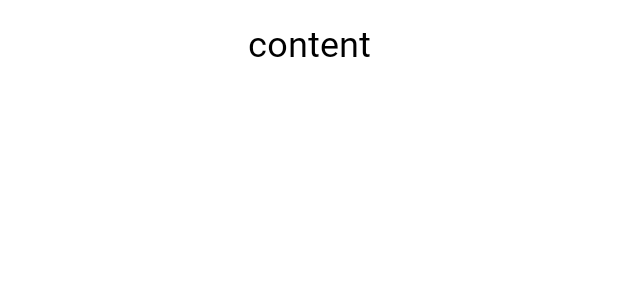
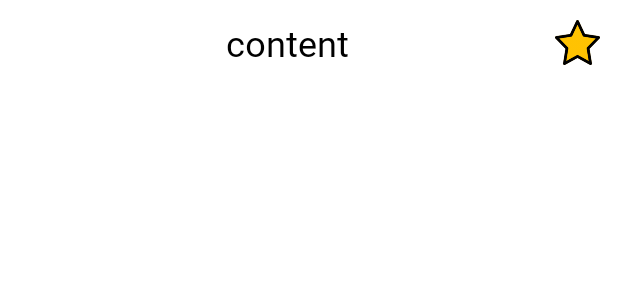
Before and after one commit to Hwang-Jongwon/CatchSound, an Android app: the layout activity_item.xml on its own in the app's theme, with its tools: preview values and no code run, on a phone screen of 412 x 824 dp. Shown: the top 300 px of the screen. Run offline under Robolectric (Android 15) with nearby library versions, the phone set to English and light mode, and no system bars.

Commit message:
즐겨찾기 기능 구현(미완)

```diff
--- a/app/src/main/java/com/example/catchsound/MainActivity.java
+++ b/app/src/main/java/com/example/catchsound/MainActivity.java
@@ -1,5 +1,6 @@
 package com.example.catchsound;
 
+import androidx.appcompat.app.ActionBar;
 import androidx.appcompat.app.AppCompatActivity;
 
 import android.content.Intent;
@@ -13,7 +14,8 @@ public class MainActivity extends AppCompatActivity {
     protected void onCreate(Bundle savedInstanceState) {
         super.onCreate(savedInstanceState);
         setContentView(R.layout.activity_main);
-
+        ActionBar ab = getSupportActionBar() ;
+        ab.hide();
         Button btn = findViewById(R.id.button);
         btn.setOnClickListener(new View.OnClickListener() {
 
--- a/app/src/main/java/com/example/catchsound/PronounceActivity.java
+++ b/app/src/main/java/com/example/catchsound/PronounceActivity.java
@@ -25,6 +25,7 @@ import android.widget.ImageButton;
 import android.widget.Spinner;
 import android.widget.TextView;
 
+import androidx.appcompat.app.ActionBar;
 import androidx.appcompat.app.AppCompatActivity;
 import androidx.core.app.ActivityCompat;
 import androidx.core.content.ContextCompat;
@@ -129,6 +130,8 @@ public class PronounceActivity extends AppCompatActivity {
     protected void onCreate(Bundle savedInstanceState) {
         super.onCreate(savedInstanceState);
         setContentView(R.layout.activity_pron);
+        ActionBar ab = getSupportActionBar() ;
+        ab.hide();
 
         //마이크 권한 요청
         if (isMicrophonePresent()){
--- a/app/src/main/java/com/example/catchsound/PronounceCategoryActivity.java
+++ b/app/src/main/java/com/example/catchsound/PronounceCategoryActivity.java
@@ -5,6 +5,7 @@ import android.os.Bundle;
 import android.view.View;
 import android.widget.ImageView;
 
+import androidx.appcompat.app.ActionBar;
 import androidx.appcompat.app.AppCompatActivity;
 import androidx.cardview.widget.CardView;
 
@@ -22,6 +23,8 @@ public class PronounceCategoryActivity extends AppCompatActivity {
     protected void onCreate(Bundle savedInstanceState) {
         super.onCreate(savedInstanceState);
         setContentView(R.layout.activity_pron_category);
+        ActionBar ab = getSupportActionBar() ;
+        ab.hide();
 
         //인사 카테고리 클릭
         card_greeting = findViewById(R.id.card_greeting);
--- a/app/src/main/java/com/example/catchsound/SplashActivity.java
+++ b/app/src/main/java/com/example/catchsound/SplashActivity.java
@@ -4,6 +4,7 @@ import android.content.Intent;
 import android.os.Bundle;
 import android.os.Handler;
 
+import androidx.appcompat.app.ActionBar;
 import androidx.appcompat.app.AppCompatActivity;
 
 public class SplashActivity  extends AppCompatActivity {
@@ -12,6 +13,8 @@ public class SplashActivity  extends AppCompatActivity {
     protected void onCreate(Bundle savedInstanceStare) {
         super.onCreate(savedInstanceStare);
         setContentView(R.layout.activity_splash);
+        ActionBar ab = getSupportActionBar() ;
+        ab.hide();
 
         Handler handler = new Handler();
         handler.postDelayed(new Runnable() {
--- a/app/src/main/java/com/example/catchsound/SttActivity.java
+++ b/app/src/main/java/com/example/catchsound/SttActivity.java
@@ -25,6 +25,7 @@ import android.widget.Toast;
 
 import androidx.annotation.Dimension;
 import androidx.annotation.RequiresApi;
+import androidx.appcompat.app.ActionBar;
 import androidx.appcompat.app.AppCompatActivity;
 import androidx.core.app.ActivityCompat;
 
@@ -56,6 +57,8 @@ public class SttActivity extends AppCompatActivity {
     protected void onCreate(Bundle savedInstanceState) {
         super.onCreate(savedInstanceState);
         setContentView(R.layout.activity_stt);
+        ActionBar ab = getSupportActionBar() ;
+        ab.hide();
 
         if ( Build.VERSION.SDK_INT >= 23 ){
             // 퍼미션 체크
--- /dev/null
+++ b/app/src/main/res/drawable/star_btn.xml
@@ -0,0 +1,10 @@
+<?xml version="1.0" encoding="utf-8"?>
+<selector xmlns:android="http://schemas.android.com/apk/res/android">
+    <item
+        android:state_selected="true"
+        android:drawable="@drawable/star_full"></item>
+    <item
+        android:state_selected="false"
+        android:drawable="@drawable/star_empty"></item>
+
+</selector>
--- a/app/src/main/res/layout/activity_item.xml
+++ b/app/src/main/res/layout/activity_item.xml
@@ -12,18 +12,20 @@
         android:id="@+id/item_content"
         android:layout_width="wrap_content"
         android:layout_height="wrap_content"
+        android:layout_marginLeft="8dp"
         android:layout_marginTop="8dp"
         android:layout_marginBottom="8dp"
+        android:fontFamily="@font/nanum"
+        android:gravity="center_horizontal"
         android:text="content"
-        android:fontFamily="@font/nanum"
+        android:ems="8"
+        android:textAlignment="center"
         android:textColor="#ff000000"
         android:textSize="24.0sp"
-        android:textAlignment="center"
         app:layout_constraintBottom_toBottomOf="parent"
-        app:layout_constraintEnd_toEndOf="parent"
+        app:layout_constraintEnd_toStartOf="@+id/star"
         app:layout_constraintStart_toStartOf="parent"
-        app:layout_constraintTop_toTopOf="parent"
-        android:gravity="center_horizontal" />
+        app:layout_constraintTop_toTopOf="parent" />
 
     <TextView
         android:id="@+id/item_date"
@@ -38,4 +40,41 @@
         app:layout_constraintEnd_toEndOf="parent"
         app:layout_constraintTop_toTopOf="parent" />
 
+<!--   <Button-->
+<!--        android:id="@+id/star"-->
+<!--        android:layout_width="30dp"-->
+<!--        android:layout_height="30dp"-->
+<!--        android:layout_marginEnd="8dp"-->
+<!--        android:layout_marginRight="8dp"-->
+<!--        android:background="@drawable/star_btn"-->
+<!--        app:layout_constraintBottom_toBottomOf="parent"-->
+<!--        app:layout_constraintEnd_toEndOf="parent"-->
+<!--        app:layout_constraintTop_toTopOf="parent" />-->
+
+    <ImageView
+        android:id="@+id/star"
+        android:layout_width="30dp"
+        android:layout_height="30dp"
+        android:layout_marginEnd="8dp"
+        android:layout_marginRight="8dp"
+        android:background="@drawable/star_full"
+        android:clickable="true"
+        app:layout_constraintBottom_toBottomOf="parent"
+        app:layout_constraintEnd_toEndOf="parent"
+        app:layout_constraintTop_toTopOf="parent"
+        />
+
+    <TextView
+        android:id="@+id/flag"
+        android:layout_width="wrap_content"
+        android:layout_height="wrap_content"
+        android:layout_marginEnd="88dp"
+        android:layout_marginRight="88dp"
+        android:text="플래그"
+        android:visibility="invisible"
+        android:textColor="#ff000000"
+        android:textSize="10.0sp"
+        app:layout_constraintEnd_toEndOf="parent"
+        app:layout_constraintTop_toTopOf="parent" />
+
 </androidx.constraintlayout.widget.ConstraintLayout>
--- a/app/src/main/res/menu/menu.xml
+++ b/app/src/main/res/menu/menu.xml
@@ -19,4 +19,9 @@
         android:title="내용별로"
         app:showAsAction="never"/>
 
+    <item
+        android:id="@+id/menu3"
+        android:title="북마크"
+        app:showAsAction="never"/>
+
 </menu>
--- a/app/src/main/res/values/strings.xml
+++ b/app/src/main/res/values/strings.xml
@@ -1,4 +1,4 @@
 <resources>
-    <string name="app_name"></string>
+    <string name="app_name">CatchSound</string>
     <string name="keyword">Keyword</string>
 </resources>
--- a/app/src/main/res/values/themes.xml
+++ b/app/src/main/res/values/themes.xml
@@ -2,7 +2,7 @@
     <!-- Base application theme. -->
     <style name="Theme.CatchSound" parent="Theme.MaterialComponents.DayNight">
         <!-- Primary brand color. -->
-        <item name="colorPrimary">@color/black</item>
+        <item name="colorPrimary">@color/purple_700</item>
         <item name="colorPrimaryVariant">@color/purple_700</item>
         <item name="colorOnPrimary">@color/white</item>
         <!-- Secondary brand color. -->
@@ -10,8 +10,8 @@
         <item name="colorSecondaryVariant">@color/teal_700</item>
         <item name="colorOnSecondary">@color/black</item>
         <!-- Status bar color. -->
-        <item name="windowActionBar">false</item>
-        <item name="windowNoTitle">true</item>
-        <item name="android:windowTranslucentStatus">true</item>
+        <item name="android:statusBarColor" tools:targetApi="l">?attr/colorPrimaryVariant</item>
+        <!-- Customize your theme here. -->
+        <item name="android:windowLightStatusBar" tools:targetApi="m">true</item>
     </style>
 </resources>
```
Also changed, not shown: app/src/main/java/com/example/catchsound/DBActivity.java (+17 -2 lines), app/src/main/java/com/example/catchsound/DBHelper.java (+34 -7 lines), app/src/main/java/com/example/catchsound/TodoItem.java (+10 -2 lines), app/src/main/java/com/example/catchsound/nAdapter.java (+51 -1 lines), app/src/main/res/drawable/star_empty.png (added), app/src/main/res/drawable/star_full.png (added).
